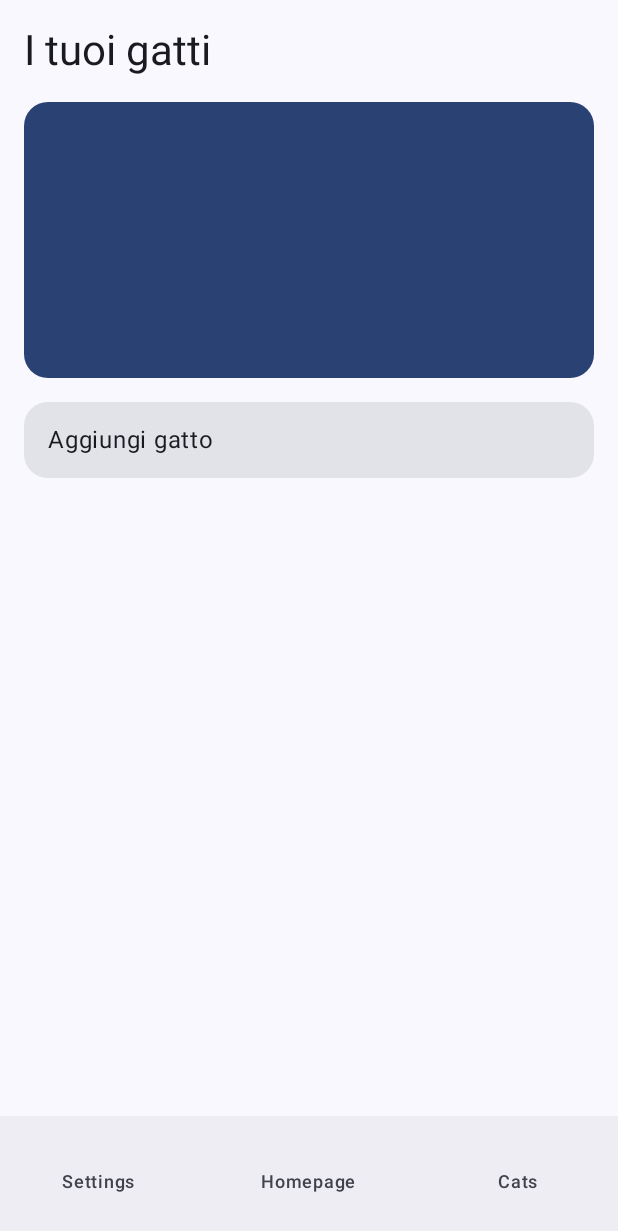
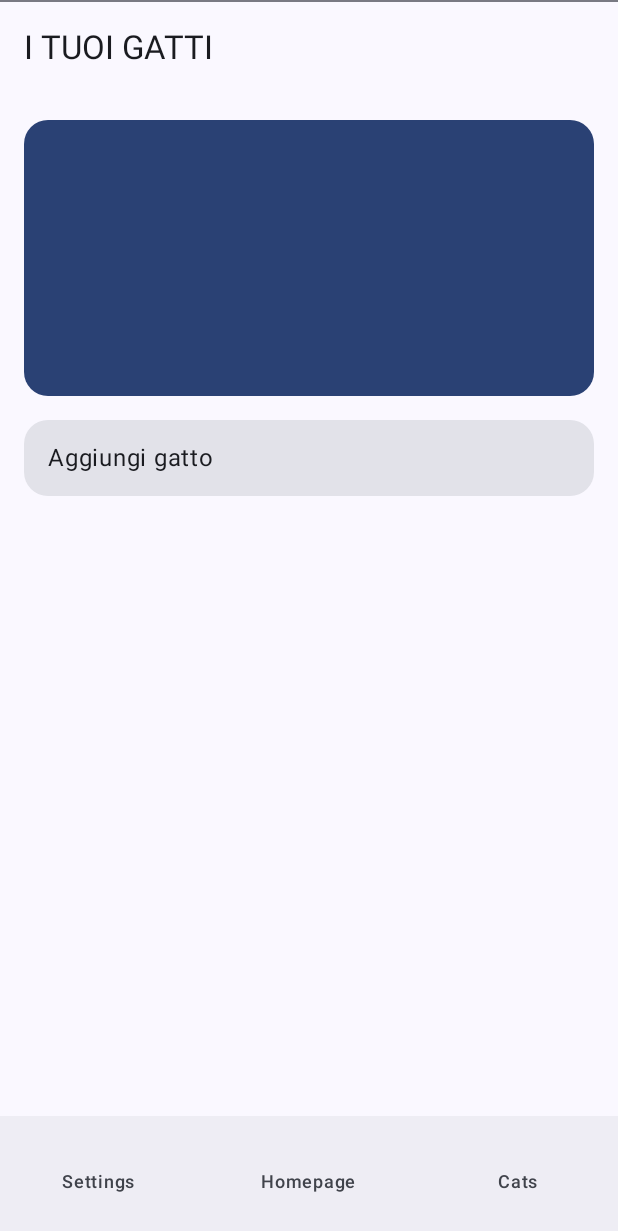
Before and after one commit to alessiarolla/MEOApp, an Android app built with Jetpack Compose: the screen it shows after launch (MainActivity), item 3 of the bottom bar chosen, on a phone screen of 412 x 824 dp. Shown: the top 1231 px of the screen. Run offline under Robolectric (Android 15) with nearby library versions, the phone set to English and light mode, and no system bars; our stand-ins replace Firebase (no records; nobody signed in at launch, a user with empty details on screens opened directly).

Commit message:
Pagina gatti

```diff
--- a/app/src/main/java/com/example/meoapp/Cats.kt
+++ b/app/src/main/java/com/example/meoapp/Cats.kt
@@ -1,5 +1,6 @@
 package com.example.meoapp
 
+import androidx.compose.foundation.Image
 import androidx.compose.foundation.background
 import androidx.compose.foundation.layout.Arrangement
 import androidx.compose.foundation.layout.Box
@@ -22,21 +23,30 @@ import androidx.compose.ui.unit.dp
 import androidx.navigation.NavController
 import com.google.firebase.database.FirebaseDatabase
 import androidx.compose.foundation.layout.*
+import androidx.compose.foundation.lazy.LazyColumn
+import androidx.compose.material.icons.Icons
+import androidx.compose.material.icons.filled.ArrowBack
 import androidx.compose.material3.*
 import androidx.compose.runtime.*
+import androidx.compose.ui.res.painterResource
 
+@OptIn(ExperimentalMaterial3Api::class)
 @Composable
 fun Cats(navController: NavController) {
+    Scaffold(
+        topBar = {
+            TopAppBar(
+                title = { Text("I TUOI GATTI") },
+            )
+            Divider()
+        }
+    ) { innerPadding ->
         Column(
             modifier = Modifier
                 .fillMaxSize()
+                .padding(innerPadding)
                 .padding(16.dp)
         ) {
-        Text(
-            text = "I tuoi gatti",
-            style = MaterialTheme.typography.headlineMedium,
-            modifier = Modifier.padding(bottom = 16.dp)
-        )
             Box(
                 modifier = Modifier
                     .fillMaxWidth()
@@ -44,7 +54,27 @@ fun Cats(navController: NavController) {
                     .padding(bottom = 16.dp)
                     .background(MaterialTheme.colorScheme.primary, RoundedCornerShape(16.dp))
             ) {
-            // Content of the box
+                LazyColumn {
+                    items(gattiList.size) { index ->
+                        Row(
+                            modifier = Modifier
+                                .fillMaxWidth()
+                                .padding(8.dp)
+                        ) {
+                            Image(
+                                //anche l'immagine dovrà cambiare con il gatto
+                                painter = painterResource(id = R.drawable.foto_profilo), // Replace with your drawable resource
+                                contentDescription = "Cat Image",
+                                modifier = Modifier.size(50.dp)
+                            )
+                            Spacer(modifier = Modifier.width(8.dp))
+                            Text(
+                                text = gattiList[index].nome as? String ?: "",
+                                style = MaterialTheme.typography.bodyLarge
+                            )
+                        }
+                    }
+                }
             }
             Card(
                 onClick = { navController.navigate("addcats") },
@@ -56,6 +86,7 @@ fun Cats(navController: NavController) {
                     modifier = Modifier.padding(16.dp),
                     style = MaterialTheme.typography.bodyLarge
                 )
+            }
         }
     }
 }
--- a/app/src/main/java/com/example/meoapp/MainActivity.kt
+++ b/app/src/main/java/com/example/meoapp/MainActivity.kt
@@ -27,6 +27,7 @@ class MainActivity : ComponentActivity() {
         super.onCreate(savedInstanceState)
         FirebaseApp.initializeApp(this) // Initialize Firebase
         enableEdgeToEdge()
+        fetchGattiFromFirebase()
         setContent {
             MEOAppTheme {
                 val navController = rememberNavController()
```
Also changed, not shown: app/src/main/java/com/example/meoapp/Dati.kt (+39 -1 lines), app/src/main/res/drawable/foto_profilo.png (added). Lines whose indentation alone changed are shown as unchanged.
